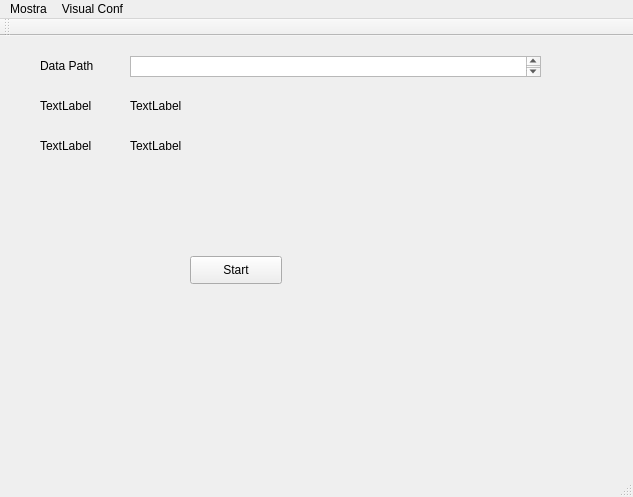
First picture: the form in mainwindow.ui, repository fjulia/Hot2, before the edit.
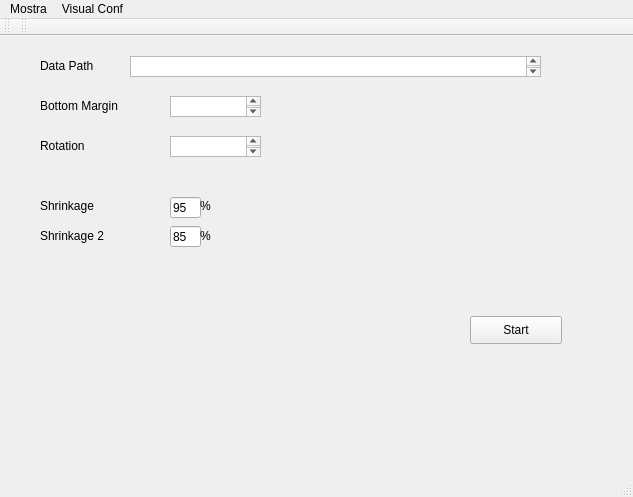
Second picture: the form after the edit.

```diff
--- a/mainwindow.ui
+++ b/mainwindow.ui
@@ -32,12 +32,12 @@
      <rect>
       <x>40</x>
       <y>60</y>
-      <width>66</width>
+      <width>101</width>
       <height>20</height>
      </rect>
     </property>
     <property name="text">
-     <string>TextLabel</string>
+     <string>Bottom Margin</string>
     </property>
    </widget>
    <widget class="QLabel" name="label_3">
@@ -50,40 +50,14 @@
      </rect>
     </property>
     <property name="text">
-     <string>TextLabel</string>
-    </property>
-   </widget>
-   <widget class="QLabel" name="label_5">
-    <property name="geometry">
-     <rect>
-      <x>130</x>
-      <y>60</y>
-      <width>66</width>
-      <height>20</height>
-     </rect>
-    </property>
-    <property name="text">
-     <string>TextLabel</string>
-    </property>
-   </widget>
-   <widget class="QLabel" name="label_6">
-    <property name="geometry">
-     <rect>
-      <x>130</x>
-      <y>100</y>
-      <width>66</width>
-      <height>20</height>
-     </rect>
-    </property>
-    <property name="text">
-     <string>TextLabel</string>
+     <string>Rotation</string>
     </property>
    </widget>
    <widget class="QPushButton" name="pushButton">
     <property name="geometry">
      <rect>
-      <x>190</x>
-      <y>220</y>
+      <x>470</x>
+      <y>280</y>
       <width>92</width>
       <height>28</height>
      </rect>
@@ -102,6 +76,104 @@
      </rect>
     </property>
    </widget>
+   <widget class="QTextEdit" name="bottom_value">
+    <property name="geometry">
+     <rect>
+      <x>170</x>
+      <y>60</y>
+      <width>91</width>
+      <height>21</height>
+     </rect>
+    </property>
+   </widget>
+   <widget class="QTextEdit" name="rotation_value">
+    <property name="geometry">
+     <rect>
+      <x>170</x>
+      <y>100</y>
+      <width>91</width>
+      <height>21</height>
+     </rect>
+    </property>
+   </widget>
+   <widget class="QLabel" name="label">
+    <property name="geometry">
+     <rect>
+      <x>40</x>
+      <y>160</y>
+      <width>81</width>
+      <height>20</height>
+     </rect>
+    </property>
+    <property name="text">
+     <string>Shrinkage</string>
+    </property>
+   </widget>
+   <widget class="QLineEdit" name="shrinkage_limit">
+    <property name="geometry">
+     <rect>
+      <x>170</x>
+      <y>161</y>
+      <width>31</width>
+      <height>21</height>
+     </rect>
+    </property>
+    <property name="text">
+     <string>95</string>
+    </property>
+   </widget>
+   <widget class="QLabel" name="label_4">
+    <property name="geometry">
+     <rect>
+      <x>200</x>
+      <y>160</y>
+      <width>16</width>
+      <height>20</height>
+     </rect>
+    </property>
+    <property name="text">
+     <string>%</string>
+    </property>
+   </widget>
+   <widget class="QLabel" name="label_5">
+    <property name="geometry">
+     <rect>
+      <x>40</x>
+      <y>190</y>
+      <width>81</width>
+      <height>20</height>
+     </rect>
+    </property>
+    <property name="text">
+     <string>Shrinkage 2</string>
+    </property>
+   </widget>
+   <widget class="QLineEdit" name="shrinkage_limit_2">
+    <property name="geometry">
+     <rect>
+      <x>170</x>
+      <y>190</y>
+      <width>31</width>
+      <height>21</height>
+     </rect>
+    </property>
+    <property name="text">
+     <string>85</string>
+    </property>
+   </widget>
+   <widget class="QLabel" name="label_6">
+    <property name="geometry">
+     <rect>
+      <x>200</x>
+      <y>190</y>
+      <width>16</width>
+      <height>20</height>
+     </rect>
+    </property>
+    <property name="text">
+     <string>%</string>
+    </property>
+   </widget>
   </widget>
   <widget class="QMenuBar" name="menuBar">
    <property name="geometry">
@@ -136,6 +208,17 @@
    </attribute>
   </widget>
   <widget class="QStatusBar" name="statusBar"/>
+  <widget class="QToolBar" name="toolBar">
+   <property name="windowTitle">
+    <string>toolBar</string>
+   </property>
+   <attribute name="toolBarArea">
+    <enum>TopToolBarArea</enum>
+   </attribute>
+   <attribute name="toolBarBreak">
+    <bool>false</bool>
+   </attribute>
+  </widget>
   <action name="actionNova">
    <property name="text">
     <string>Nova</string>
```
